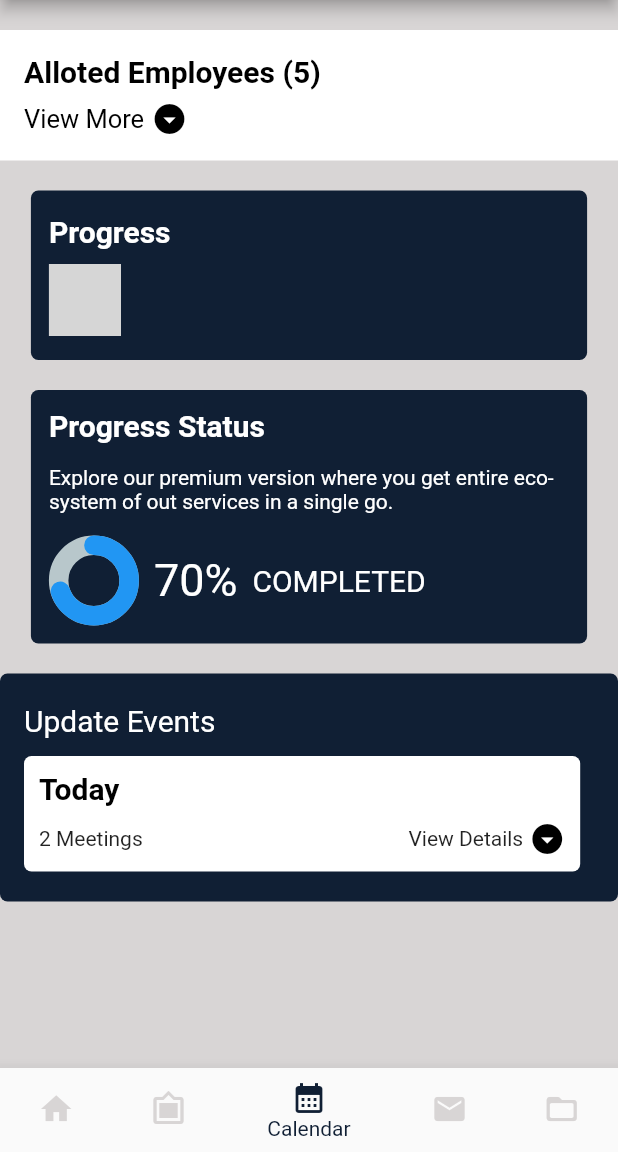
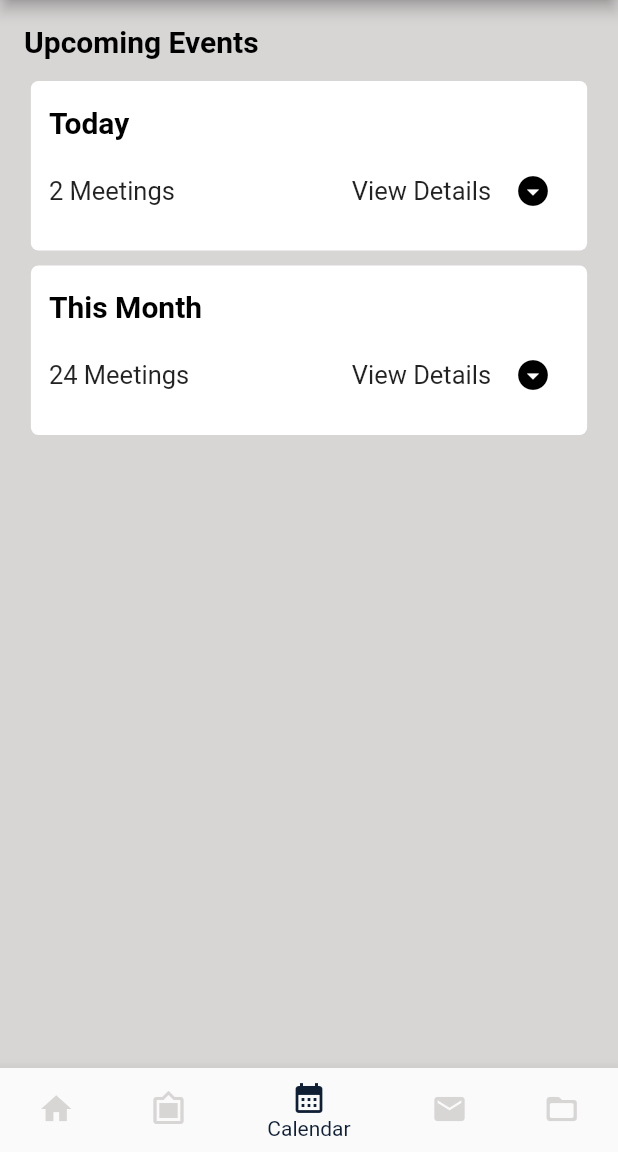
Before and after one commit to Tani21/SriSudha, a Flutter app: the Dashboard screen opened by its route, item 3 of the bottom bar chosen, on a phone screen of 412 x 824 dp, the part 84-1236 px from its top. Run offline on Flutter 3.47's test engine with Material 2 defaults, Android fonts, the phone set to English and light mode, and no system bars; drawn by our look-alikes of percent_indicator; our stand-ins replace syncfusion_flutter_calendar; missing offline and left inert: linear_step_indicator; grey boxes are pictures that could not be loaded.

Commit message:
dashboard_calendar in progress

```diff
--- a/lib/dashboard.dart
+++ b/lib/dashboard.dart
@@ -1,3 +1,4 @@
+import 'package:app/dashboard_calendar.dart';
 import 'package:app/dashboard_home.dart';
 import 'package:flutter/material.dart';
 import 'package:linear_step_indicator/linear_step_indicator.dart';
@@ -17,7 +18,7 @@ class _DashboardState extends State<Dashboard> {
   static const List<Widget> _widgetOptions = <Widget>[
     Dashboard_home(),
     Dashboard_home(),
-    Dashboard_home(),
+    Dashboard_calendar(),
     Dashboard_home(),
     Dashboard_home(),
   ];
--- /dev/null
+++ b/lib/dashboard_calendar.dart
@@ -0,0 +1,187 @@
+import 'package:flutter/material.dart';
+import 'package:syncfusion_flutter_calendar/calendar.dart';
+
+class Dashboard_calendar extends StatefulWidget {
+  const Dashboard_calendar({super.key});
+
+  @override
+  State<Dashboard_calendar> createState() => _Dashboard_calendarState();
+}
+
+class _Dashboard_calendarState extends State<Dashboard_calendar> {
+
+
+CalendarController _controller;
+
+  @override
+  void initState() {
+    super.initState();
+    _controller = CalendarController();
+  }
+
+
+  @override
+  Widget build(BuildContext context) {
+
+     var size = MediaQuery.of(context).size;
+    var height = size.height;
+    var width = size.width;
+
+    return Scaffold(
+
+      backgroundColor: Color.fromARGB(255, 216, 213, 213),
+      appBar: AppBar(
+        backgroundColor: Color.fromARGB(227, 228, 138, 89),
+        title: Text(
+          'Dashboard',
+          style: TextStyle(color: Colors.black, fontSize: 20),
+        ),
+        actions: [
+          IconButton(
+            icon: Image.asset(
+                'assets/man_face.png'), // please change image according to authentication
+            onPressed: () {},
+          ),
+        ],
+      ),
+
+      body: SingleChildScrollView(
+        child: Container(
+          padding: EdgeInsets.all(16),
+          child: Column(
+            mainAxisAlignment: MainAxisAlignment.start,
+            crossAxisAlignment: CrossAxisAlignment.start,
+            children: [
+              Text('Upcoming Events', style: TextStyle(color: Colors.black, fontSize: 20, fontWeight: FontWeight.bold),),
+              SizedBox(height: 15,),
+
+              // Container(
+              //   width: size.width*0.9,
+              //   padding:  EdgeInsets.fromLTRB(16, 20, 16, 20),
+              //   decoration: BoxDecoration(
+              //     color: Colors.white,
+              //   borderRadius: BorderRadius.circular(5),
+              // ),
+              //   child: Column(
+              //           //crossAxisAlignment: CrossAxisAlignment.start,
+              //           //mainAxisAlignment: MainAxisAlignment.spaceBetween,
+              //           children: [
+              //             Text('Today', style: TextStyle(color: Colors.black, fontSize: 20, fontWeight: FontWeight.bold),),
+              //             SizedBox(height: 10,),
+              //             Row(
+              //               mainAxisAlignment: MainAxisAlignment.spaceBetween,
+              //               children: [
+              //                 Text('2 Meetings', style: TextStyle(fontSize: 17),),
+
+              //                 Row(
+              //                   children: [
+              //                     Text('View Details', style: TextStyle(fontSize: 17),),
+              //                     SizedBox(width: 4,),
+              //                     IconButton(
+              //                       onPressed: () {}, icon: Icon(Icons.arrow_drop_down_circle_sharp,
+              //             color: Colors.black,
+              //           ),
+              //                     ),
+
+              //                   ],
+              //                 )
+              //               ],
+              //             )
+              //           ],
+              //         ),
+              // ),
+
+
+
+
+              Center(
+                child: Container(
+                   decoration: BoxDecoration(
+                  color: Colors.white,
+                  borderRadius: BorderRadius.circular(5),
+                ),
+                width: size.width * 0.9,
+                padding: EdgeInsets.fromLTRB(12, 16, 12, 16),
+
+                child: Column(
+                        crossAxisAlignment: CrossAxisAlignment.start,
+                        //mainAxisAlignment: MainAxisAlignment.spaceBetween,
+                        children: [
+                          Text('Today', style: TextStyle(color: Colors.black, fontSize: 20, fontWeight: FontWeight.bold),),
+                          SizedBox(height: 10,),
+                          Row(
+                            mainAxisAlignment: MainAxisAlignment.spaceBetween,
+                            children: [
+                              Text('2 Meetings', style: TextStyle(fontSize: 17),),
+
+                              Row(
+                                children: [
+                                  Text('View Details', style: TextStyle(fontSize: 17),),
+                                  SizedBox(width: 4,),
+                                  IconButton(
+                                    onPressed: () {}, icon: Icon(Icons.arrow_drop_down_circle_sharp,
+                          color: Colors.black,
+                        ),
+                                  ),
+
+                                ],
+                              )
+                            ],
+                          )
+                        ],
+                      ),
+
+                ),
+              ),
+
+              SizedBox(height: 10,),
+
+              Center(
+                child: Container(
+                   decoration: BoxDecoration(
+                  color: Colors.white,
+                  borderRadius: BorderRadius.circular(5),
+                ),
+                width: size.width * 0.9,
+                padding: EdgeInsets.fromLTRB(12, 16, 12, 16),
+
+                child: Column(
+                        crossAxisAlignment: CrossAxisAlignment.start,
+                        //mainAxisAlignment: MainAxisAlignment.spaceBetween,
+                        children: [
+                          Text('This Month', style: TextStyle(color: Colors.black, fontSize: 20, fontWeight: FontWeight.bold),),
+                          SizedBox(height: 10,),
+                          Row(
+                            mainAxisAlignment: MainAxisAlignment.spaceBetween,
+                            children: [
+                              Text('24 Meetings', style: TextStyle(fontSize: 17),),
+
+                              Row(
+                                children: [
+                                  Text('View Details', style: TextStyle(fontSize: 17),),
+                                  SizedBox(width: 4,),
+                                  IconButton(
+                                    onPressed: () {}, icon: Icon(Icons.arrow_drop_down_circle_sharp,
+                          color: Colors.black,
+                        ),
+                                  ),
+
+                                ],
+                              )
+                            ],
+                          )
+                        ],
+                      ),
+
+                ),
+              ),
+
+            ],
+
+      ),
+        ),
+      ),
+
+    );
+  }
+}
--- a/lib/dashboard_home.dart
+++ b/lib/dashboard_home.dart
@@ -68,10 +68,11 @@ class _DashboardState extends State<Dashboard_home> {
                     SizedBox(
                       width: 5,
                     ),
-                    Icon(
-                      Icons.arrow_drop_down_circle_sharp,
+                    IconButton(
+                                onPressed: () {}, icon: Icon(Icons.arrow_drop_down_circle_sharp,
                       color: Colors.black,
                     ),
+                              ),
                   ],
                 )
               ],
@@ -153,7 +154,7 @@ class _DashboardState extends State<Dashboard_home> {
                 ),
                 Text(
                   'Explore our premium version where you get entire eco-system of out services in a single go.',
-                  style: TextStyle(color: Colors.white),
+                  style: TextStyle(color: Colors.white, fontSize: 17),
                 ),
                 SizedBox(
                   height: 15,
@@ -223,16 +224,18 @@ class _DashboardState extends State<Dashboard_home> {
                       Row(
                         mainAxisAlignment: MainAxisAlignment.spaceBetween,
                         children: [
-                          Text('2 Meetings'),
+                          Text('2 Meetings', style: TextStyle(fontSize: 17),),
 
                           Row(
                             children: [
-                              Text('View Details'),
+                              Text('View Details', style: TextStyle(fontSize: 17),),
                               SizedBox(width: 4,),
-                              Icon(
-                      Icons.arrow_drop_down_circle_sharp,
+                              IconButton(
+                                onPressed: () {}, icon: Icon(Icons.arrow_drop_down_circle_sharp,
                       color: Colors.black,
                     ),
+                              ),
+
                             ],
                           )
                         ],
--- a/pubspec.yaml
+++ b/pubspec.yaml
@@ -38,6 +38,7 @@ dependencies:
   cupertino_icons: ^1.0.2
   linear_step_indicator: ^1.0.0+3
   percent_indicator: ^4.2.2
+  syncfusion_flutter_calendar: ^20.3.50
 
 dev_dependencies:
   flutter_test:
```
Also changed, not shown: pubspec.lock.
